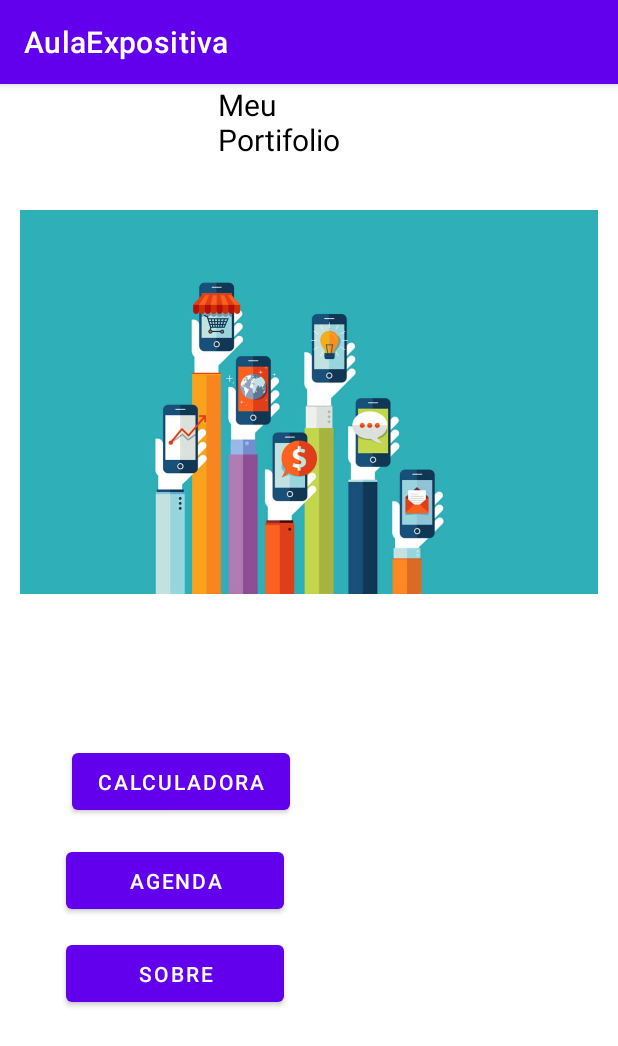
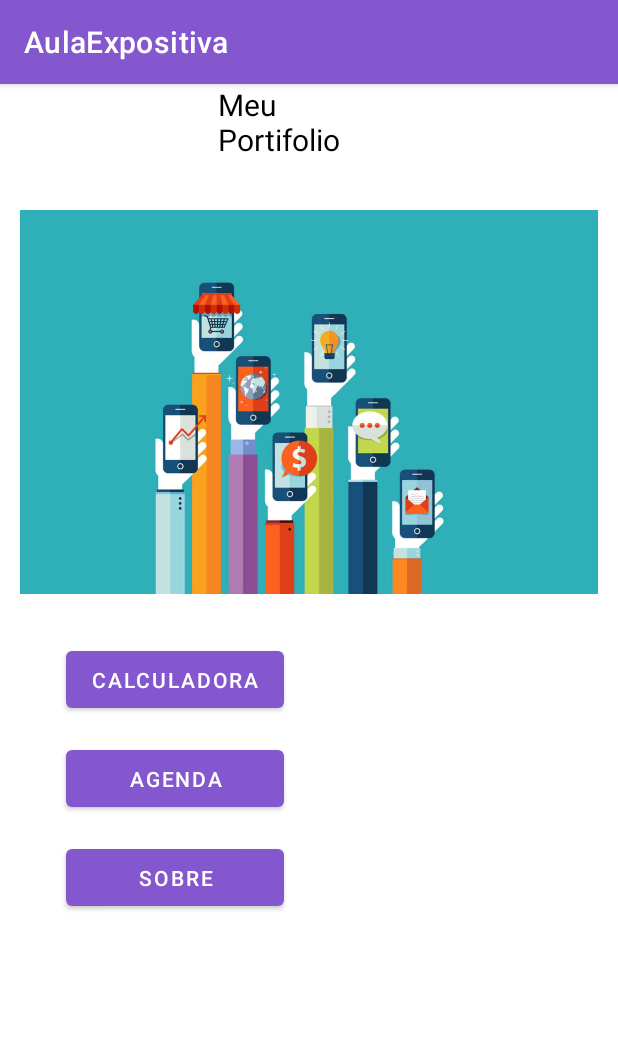
Before and after one commit to BavarescoRicardo/AulaExpositivaSenai, an Android app: the screen it shows after launch (PrincipalActivity), on a phone screen of 412 x 824 dp. Shown: the top 1046 px of the screen. Run offline under Robolectric (Android 15) with nearby library versions, the phone set to English and light mode, and no system bars.

Commit message:
ajustes espacamento dos botoes tela principal e trocada cor da tela

```diff
--- a/app/src/main/AndroidManifest.xml
+++ b/app/src/main/AndroidManifest.xml
@@ -15,9 +15,11 @@
         tools:targetApi="31">
         <activity
             android:name="com.seniluz.aulaexpositiva.Sobre"
+            android:screenOrientation="sensor"
             android:exported="false" />
         <activity
             android:name="com.seniluz.aulaexpositiva.PrincipalActivity"
+            android:screenOrientation="sensor"
             android:exported="true">
             <intent-filter>
                 <action android:name="android.intent.action.MAIN" />
@@ -27,7 +29,9 @@
         </activity>
         <activity
             android:name="com.seniluz.aulaexpositiva.MainActivity"
-            android:exported="true">
+            android:exported="true"
+            android:screenOrientation="sensor"
+            >
         </activity>
     </application>
 
--- a/app/src/main/res/layout/activity_principal.xml
+++ b/app/src/main/res/layout/activity_principal.xml
@@ -10,8 +10,8 @@
         android:id="@+id/btnCalc"
         android:layout_width="145dp"
         android:layout_height="50dp"
-        android:layout_marginStart="48dp"
-        android:layout_marginTop="100dp"
+        android:layout_marginStart="44dp"
+        android:layout_marginTop="32dp"
         android:onClick="abrirTelaCalculadora"
         android:text="Calculadora"
         app:layout_constraintStart_toStartOf="parent"
@@ -58,7 +58,7 @@
         android:layout_width="145dp"
         android:layout_height="50dp"
         android:layout_marginStart="44dp"
-        android:layout_marginTop="12dp"
+        android:layout_marginTop="16dp"
         android:onClick="abrirTelaSobre"
         android:text="Sobre"
         app:layout_constraintStart_toStartOf="parent"
--- a/app/src/main/res/values/colors.xml
+++ b/app/src/main/res/values/colors.xml
@@ -7,4 +7,5 @@
     <color name="teal_700">#FF018786</color>
     <color name="black">#FF000000</color>
     <color name="white">#FFFFFFFF</color>
+    <color name="roxoneo">#8557cf</color>
 </resources>
--- a/app/src/main/res/values/themes.xml
+++ b/app/src/main/res/values/themes.xml
@@ -2,7 +2,7 @@
     <!-- Base application theme. -->
     <style name="Theme.AulaExpositiva" parent="Theme.MaterialComponents.DayNight.DarkActionBar">
         <!-- Primary brand color. -->
-        <item name="colorPrimary">@color/purple_500</item>
+        <item name="colorPrimary">@color/roxoneo</item>
         <item name="colorPrimaryVariant">@color/purple_700</item>
         <item name="colorOnPrimary">@color/white</item>
         <!-- Secondary brand color. -->
```
